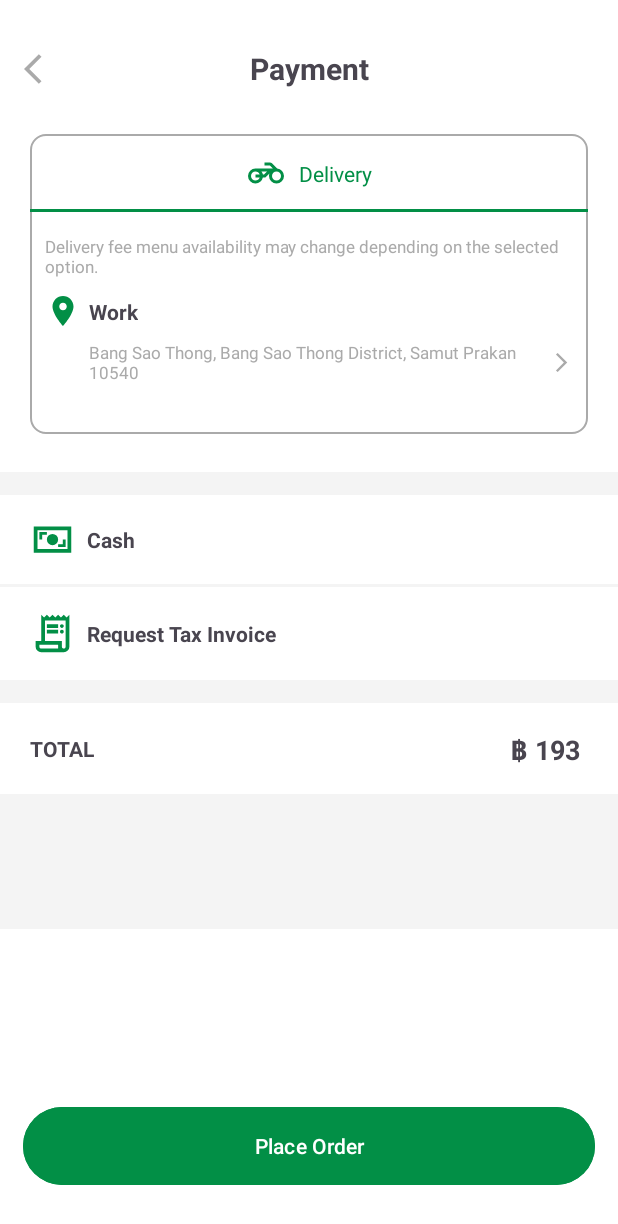
After one commit to tarlrsk/1112-burgerking, an Android app: the PaymentActivity screen opened directly, with no data from a screen before it, on a phone screen of 412 x 824 dp. The commit adds this screen. Shown: the top 1224 px of the screen. Run offline under Robolectric (Android 15) with nearby library versions, the phone set to English and light mode, and no system bars.

Commit message:
add feature/select_address

```diff
--- a/app/src/main/AndroidManifest.xml
+++ b/app/src/main/AndroidManifest.xml
@@ -15,6 +15,12 @@
         android:supportsRtl="true"
         android:theme="@style/Theme.BurgerKing1112App"
         tools:targetApi="31">
+        <activity
+            android:name=".SelectAddressActivity"
+            android:exported="false" />
+        <activity
+            android:name=".PaymentActivity"
+            android:exported="false" />
         <activity
             android:name=".ShoppingCartActivity"
             android:exported="false" />
--- /dev/null
+++ b/app/src/main/java/com/android/burgerking1112app/PaymentActivity.kt
@@ -0,0 +1,19 @@
+package com.android.burgerking1112app
+
+import android.content.Intent
+import androidx.appcompat.app.AppCompatActivity
+import android.os.Bundle
+import com.android.burgerking1112app.databinding.ActivityPaymentBinding
+
+class PaymentActivity : AppCompatActivity() {
+    private val view: ActivityPaymentBinding by lazy { ActivityPaymentBinding.inflate(layoutInflater) }
+    override fun onCreate(savedInstanceState: Bundle?) {
+        super.onCreate(savedInstanceState)
+        setContentView(view.root)
+
+        view.icMoreAboutAdress.setOnClickListener {
+            val intent = Intent(this, SelectAddressActivity::class.java)
+            startActivity(intent)
+        }
+    }
+}
--- a/app/src/main/java/com/android/burgerking1112app/ShoppingCartActivity.kt
+++ b/app/src/main/java/com/android/burgerking1112app/ShoppingCartActivity.kt
@@ -35,5 +35,11 @@ class ShoppingCartActivity : AppCompatActivity() {
         view.rvListSelectedmenu.adapter = ShoppingCartAdapter(this, shoppingCart)
         view.rvListSelectedmenu.layoutManager = LinearLayoutManager(this, LinearLayoutManager.VERTICAL, false)
 
+
+
+        view.btnCheckOut.setOnClickListener {
+            val intent = Intent(this, PaymentActivity::class.java)
+            startActivity(intent)
+        }
     }
 }
--- /dev/null
+++ b/app/src/main/res/drawable/baseline_arrow_back_black_ios_24.xml
@@ -0,0 +1,5 @@
+<vector android:autoMirrored="true" android:height="24dp"
+    android:tint="@color/gray" android:viewportHeight="24"
+    android:viewportWidth="24" android:width="24dp" xmlns:android="http://schemas.android.com/apk/res/android">
+    <path android:fillColor="@android:color/white" android:pathData="M11.67,3.87L9.9,2.1 0,12l9.9,9.9 1.77,-1.77L3.54,12z"/>
+</vector>
--- /dev/null
+++ b/app/src/main/res/drawable/baseline_arrow_forward_ios_24.xml
@@ -0,0 +1,5 @@
+<vector android:autoMirrored="true" android:height="24dp"
+    android:tint="@color/gray" android:viewportHeight="24"
+    android:viewportWidth="24" android:width="24dp" xmlns:android="http://schemas.android.com/apk/res/android">
+    <path android:fillColor="@android:color/white" android:pathData="M6.23,20.23l1.77,1.77l10,-10l-10,-10l-1.77,1.77l8.23,8.23z"/>
+</vector>
--- /dev/null
+++ b/app/src/main/res/drawable/baseline_edit_gray_24.xml
@@ -0,0 +1,5 @@
+<vector android:height="24dp" android:tint="@color/gray"
+    android:viewportHeight="24" android:viewportWidth="24"
+    android:width="24dp" xmlns:android="http://schemas.android.com/apk/res/android">
+    <path android:fillColor="@android:color/white" android:pathData="M3,17.25V21h3.75L17.81,9.94l-3.75,-3.75L3,17.25zM20.71,7.04c0.39,-0.39 0.39,-1.02 0,-1.41l-2.34,-2.34c-0.39,-0.39 -1.02,-0.39 -1.41,0l-1.83,1.83 3.75,3.75 1.83,-1.83z"/>
+</vector>
--- /dev/null
+++ b/app/src/main/res/drawable/baseline_location_green_on_24.xml
@@ -0,0 +1,5 @@
+<vector android:height="24dp" android:tint="#028F46"
+    android:viewportHeight="24" android:viewportWidth="24"
+    android:width="24dp" xmlns:android="http://schemas.android.com/apk/res/android">
+    <path android:fillColor="@android:color/white" android:pathData="M12,2C8.13,2 5,5.13 5,9c0,5.25 7,13 7,13s7,-7.75 7,-13c0,-3.87 -3.13,-7 -7,-7zM12,11.5c-1.38,0 -2.5,-1.12 -2.5,-2.5s1.12,-2.5 2.5,-2.5 2.5,1.12 2.5,2.5 -1.12,2.5 -2.5,2.5z"/>
+</vector>
--- /dev/null
+++ b/app/src/main/res/drawable/baseline_search_gray_24.xml
@@ -0,0 +1,5 @@
+<vector android:height="24dp" android:tint="@color/gray"
+    android:viewportHeight="24" android:viewportWidth="24"
+    android:width="24dp" xmlns:android="http://schemas.android.com/apk/res/android">
+    <path android:fillColor="@android:color/white" android:pathData="M15.5,14h-0.79l-0.28,-0.27C15.41,12.59 16,11.11 16,9.5 16,5.91 13.09,3 9.5,3S3,5.91 3,9.5 5.91,16 9.5,16c1.61,0 3.09,-0.59 4.23,-1.57l0.27,0.28v0.79l5,4.99L20.49,19l-4.99,-5zM9.5,14C7.01,14 5,11.99 5,9.5S7.01,5 9.5,5 14,7.01 14,9.5 11.99,14 9.5,14z"/>
+</vector>
--- /dev/null
+++ b/app/src/main/res/drawable/gray_line_payment.xml
@@ -0,0 +1,6 @@
+<?xml version="1.0" encoding="utf-8"?>
+<shape xmlns:android="http://schemas.android.com/apk/res/android">
+
+    <solid android:color="@color/gray_bg"/>
+
+</shape>
--- /dev/null
+++ b/app/src/main/res/drawable/green_line.xml
@@ -0,0 +1,6 @@
+<?xml version="1.0" encoding="utf-8"?>
+<shape xmlns:android="http://schemas.android.com/apk/res/android">
+
+    <solid android:color="@color/green"/>
+
+</shape>
--- /dev/null
+++ b/app/src/main/res/drawable/ic_cash.xml
@@ -0,0 +1,9 @@
+<vector xmlns:android="http://schemas.android.com/apk/res/android"
+    android:width="24dp"
+    android:height="24dp"
+    android:viewportWidth="960"
+    android:viewportHeight="960">
+  <path
+      android:fillColor="@color/green"
+      android:pathData="M600,640h160v-160h-60v100L600,580v60ZM480,600q50,0 85,-35t35,-85q0,-50 -35,-85t-85,-35q-50,0 -85,35t-35,85q0,50 35,85t85,35ZM200,480h60v-100h100v-60L200,320v160ZM80,760v-560h800v560L80,760ZM160,680h640v-400L160,280v400ZM160,680v-400,400Z"/>
+</vector>
--- /dev/null
+++ b/app/src/main/res/drawable/ic_delivery_car.xml
@@ -0,0 +1,9 @@
+<vector xmlns:android="http://schemas.android.com/apk/res/android"
+    android:width="24dp"
+    android:height="24dp"
+    android:viewportWidth="960"
+    android:viewportHeight="960">
+  <path
+      android:fillColor="@color/green"
+      android:pathData="M428,440h-70,150 -80ZM200,760q-83,0 -141.5,-58.5T0,560q0,-83 58.5,-141.5T200,360h464l-80,-80L440,280v-80h143q16,0 30.5,6t25.5,17l139,139q78,6 130,63t52,135q0,83 -58.5,141.5T760,760q-83,0 -141.5,-58.5T560,560q0,-18 2.5,-35.5T572,490L462,600h-66q-14,70 -69,115t-127,45ZM760,680q50,0 85,-35t35,-85q0,-50 -35,-85t-85,-35q-50,0 -85,35t-35,85q0,50 35,85t85,35ZM200,680q38,0 68.5,-22t43.5,-58L200,600v-80h112q-13,-36 -43.5,-58T200,440q-50,0 -85,35t-35,85q0,50 35,85t85,35ZM398,520h30l80,-80L358,440q15,17 25,37t15,43Z"/>
+</vector>
--- /dev/null
+++ b/app/src/main/res/drawable/ic_tax_invoice.xml
@@ -0,0 +1,9 @@
+<vector xmlns:android="http://schemas.android.com/apk/res/android"
+    android:width="24dp"
+    android:height="24dp"
+    android:viewportWidth="960"
+    android:viewportHeight="960">
+  <path
+      android:fillColor="@color/green"
+      android:pathData="M240,880q-50,0 -85,-35t-35,-85v-120h120v-560l60,60 60,-60 60,60 60,-60 60,60 60,-60 60,60 60,-60 60,60 60,-60v680q0,50 -35,85t-85,35L240,880ZM720,800q17,0 28.5,-11.5T760,760v-560L320,200v440h360v120q0,17 11.5,28.5T720,800ZM360,360v-80h240v80L360,360ZM360,480v-80h240v80L360,480ZM680,360q-17,0 -28.5,-11.5T640,320q0,-17 11.5,-28.5T680,280q17,0 28.5,11.5T720,320q0,17 -11.5,28.5T680,360ZM680,480q-17,0 -28.5,-11.5T640,440q0,-17 11.5,-28.5T680,400q17,0 28.5,11.5T720,440q0,17 -11.5,28.5T680,480ZM240,800h360v-80L200,720v40q0,17 11.5,28.5T240,800ZM200,800v-80,80Z"/>
+</vector>
--- /dev/null
+++ b/app/src/main/res/drawable/white_box_gray_stroke.xml
@@ -0,0 +1,13 @@
+<?xml version="1.0" encoding="utf-8"?>
+<shape xmlns:android="http://schemas.android.com/apk/res/android">
+
+    <solid android:color="@color/white"/>
+
+    <corners android:radius="10dp"/>
+
+    <stroke android:color="@color/gray"
+        android:width="1dp"/>
+
+
+
+</shape>
--- /dev/null
+++ b/app/src/main/res/layout/activity_payment.xml
@@ -0,0 +1,267 @@
+<?xml version="1.0" encoding="utf-8"?>
+<androidx.constraintlayout.widget.ConstraintLayout xmlns:android="http://schemas.android.com/apk/res/android"
+    xmlns:app="http://schemas.android.com/apk/res-auto"
+    xmlns:tools="http://schemas.android.com/tools"
+    android:layout_width="match_parent"
+    android:layout_height="match_parent"
+    android:background="@color/white"
+    tools:context=".PaymentActivity">
+
+    <TextView
+        android:id="@+id/tvPaymentTitle"
+        android:layout_width="wrap_content"
+        android:layout_height="wrap_content"
+        android:layout_marginTop="32dp"
+        android:text="Payment"
+        android:textSize="20sp"
+        android:textStyle="bold"
+        app:layout_constraintEnd_toEndOf="parent"
+        app:layout_constraintStart_toStartOf="parent"
+        app:layout_constraintTop_toTopOf="parent" />
+
+
+    <ImageView
+        android:id="@+id/icBackArrow"
+        android:layout_width="wrap_content"
+        android:layout_height="wrap_content"
+        android:layout_marginStart="16dp"
+        android:src="@drawable/baseline_arrow_back_black_ios_24"
+        app:layout_constraintBottom_toBottomOf="@+id/tvPaymentTitle"
+        app:layout_constraintStart_toStartOf="parent"
+        app:layout_constraintTop_toTopOf="@+id/tvPaymentTitle" />
+
+    <ImageView
+        android:id="@+id/imgDeliveryBox"
+        android:layout_width="match_parent"
+        android:layout_height="200dp"
+        android:layout_marginLeft="20dp"
+        android:layout_marginTop="30dp"
+        android:layout_marginRight="20dp"
+        android:src="@drawable/white_box_gray_stroke"
+        app:layout_constraintEnd_toEndOf="parent"
+        app:layout_constraintStart_toStartOf="parent"
+        app:layout_constraintTop_toBottomOf="@+id/tvPaymentTitle"/>
+
+    <ImageView
+        android:id="@+id/icCar"
+        android:layout_width="wrap_content"
+        android:layout_height="wrap_content"
+        android:src="@drawable/ic_delivery_car"
+        app:layout_constraintBottom_toTopOf="@+id/imgGreenLine"
+        app:layout_constraintEnd_toEndOf="@+id/imgDeliveryBox"
+        app:layout_constraintHorizontal_bias="0.417"
+        app:layout_constraintStart_toStartOf="@+id/imgDeliveryBox"
+        app:layout_constraintTop_toTopOf="@+id/imgDeliveryBox"
+        app:layout_constraintVertical_bias="0.538" />
+
+    <TextView
+        android:id="@+id/tvDeliveryTitle"
+        android:layout_width="wrap_content"
+        android:layout_height="wrap_content"
+        android:text="Delivery"
+        android:textSize="14sp"
+        android:textColor="@color/green"
+        android:layout_marginLeft="10dp"
+        app:layout_constraintBottom_toBottomOf="@+id/icCar"
+        app:layout_constraintStart_toEndOf="@+id/icCar"
+        app:layout_constraintTop_toTopOf="@+id/icCar" />
+
+    <ImageView
+        android:id="@+id/imgGreenLine"
+        android:layout_width="match_parent"
+        android:layout_height="2dp"
+        android:layout_marginLeft="20dp"
+        android:layout_marginRight="20dp"
+        android:layout_marginTop="50dp"
+        android:src="@drawable/green_line"
+        app:layout_constraintEnd_toEndOf="parent"
+        app:layout_constraintStart_toStartOf="parent"
+        app:layout_constraintTop_toTopOf="@+id/imgDeliveryBox" />
+
+    <TextView
+        android:id="@+id/tvDeliveryFeeNotice"
+        android:layout_width="match_parent"
+        android:layout_height="wrap_content"
+        android:layout_marginLeft="30dp"
+        android:layout_marginTop="15dp"
+        android:layout_marginRight="30dp"
+        android:text="Delivery fee menu availability may change depending on the selected option."
+        android:textColor="@color/gray"
+        android:textSize="11sp"
+        app:layout_constraintEnd_toEndOf="@+id/imgDeliveryBox"
+        app:layout_constraintStart_toStartOf="@+id/imgDeliveryBox"
+        app:layout_constraintTop_toBottomOf="@+id/imgGreenLine" />
+
+    <ImageView
+        android:id="@+id/icLocation"
+        android:layout_width="wrap_content"
+        android:layout_height="wrap_content"
+        android:layout_marginTop="10dp"
+        android:src="@drawable/baseline_location_green_on_24"
+        app:layout_constraintStart_toStartOf="@+id/tvDeliveryFeeNotice"
+        app:layout_constraintTop_toBottomOf="@+id/tvDeliveryFeeNotice" />
+
+    <TextView
+        android:id="@+id/tvWorkTitle"
+        android:layout_width="wrap_content"
+        android:layout_height="wrap_content"
+        android:layout_marginLeft="5dp"
+        android:text="Work"
+        android:textSize="14sp"
+        android:textStyle="bold"
+        app:layout_constraintBottom_toBottomOf="@+id/icLocation"
+        app:layout_constraintStart_toEndOf="@+id/icLocation"
+        app:layout_constraintTop_toTopOf="@+id/icLocation" />
+
+    <TextView
+        android:id="@+id/tvAddress"
+        android:layout_width="match_parent"
+        android:layout_height="wrap_content"
+        android:layout_marginRight="50dp"
+        android:layout_marginLeft="59dp"
+        android:layout_marginTop="10dp"
+        android:text="Bang Sao Thong, Bang Sao Thong District, Samut Prakan 10540"
+        android:textColor="@color/gray"
+        android:textSize="11sp"
+        app:layout_constraintEnd_toEndOf="parent"
+        app:layout_constraintStart_toStartOf="@+id/tvWorkTitle"
+        app:layout_constraintTop_toBottomOf="@+id/tvWorkTitle" />
+
+    <ImageView
+        android:id="@+id/icMoreAboutAdress"
+        android:layout_width="15dp"
+        android:layout_height="15dp"
+        android:src="@drawable/baseline_arrow_forward_ios_24"
+        app:layout_constraintBottom_toBottomOf="@+id/tvAddress"
+        app:layout_constraintEnd_toEndOf="@+id/imgDeliveryBox"
+        app:layout_constraintTop_toTopOf="@+id/tvAddress"
+        android:layout_marginRight="10dp"/>
+
+    <ImageView
+        android:id="@+id/imageView5"
+        android:layout_width="match_parent"
+        android:layout_height="15dp"
+        android:layout_marginTop="25dp"
+        android:src="@drawable/gray_line_payment"
+        app:layout_constraintEnd_toEndOf="parent"
+        app:layout_constraintTop_toBottomOf="@+id/imgDeliveryBox" />
+
+
+    <ImageView
+        android:id="@+id/icCash"
+        android:layout_width="30dp"
+        android:layout_height="30dp"
+        android:layout_marginLeft="20dp"
+        android:src="@drawable/ic_cash"
+        app:layout_constraintBottom_toTopOf="@+id/imageView6"
+        app:layout_constraintStart_toStartOf="parent"
+        app:layout_constraintTop_toBottomOf="@+id/imageView5" />
+
+
+    <TextView
+        android:id="@+id/textView11"
+        android:layout_width="wrap_content"
+        android:layout_height="wrap_content"
+        android:layout_marginLeft="8dp"
+        android:text="Cash"
+        android:textSize="14dp"
+        android:textStyle="bold"
+        app:layout_constraintBottom_toBottomOf="@+id/icCash"
+        app:layout_constraintStart_toEndOf="@+id/icCash"
+        app:layout_constraintTop_toTopOf="@+id/icCash" />
+
+    <ImageView
+        android:id="@+id/imageView6"
+        android:layout_width="match_parent"
+        android:layout_height="2dp"
+        android:layout_marginTop="100dp"
+        android:src="@drawable/gray_line_payment"
+        app:layout_constraintEnd_toEndOf="parent"
+        app:layout_constraintTop_toBottomOf="@+id/imgDeliveryBox" />
+
+    <ImageView
+        android:id="@+id/icTaxInvoice"
+        android:layout_width="30dp"
+        android:layout_height="30dp"
+        android:layout_marginLeft="20dp"
+        android:src="@drawable/ic_tax_invoice"
+        app:layout_constraintBottom_toTopOf="@+id/grayBox"
+        app:layout_constraintStart_toStartOf="parent"
+        app:layout_constraintTop_toBottomOf="@+id/imageView6" />
+
+    <TextView
+        android:id="@+id/tvTaxInvoice"
+        android:layout_width="wrap_content"
+        android:layout_height="wrap_content"
+        android:text="Request Tax Invoice"
+        android:textSize="14dp"
+        android:textStyle="bold"
+        app:layout_constraintBottom_toBottomOf="@+id/icTaxInvoice"
+        app:layout_constraintStart_toEndOf="@+id/icTaxInvoice"
+        app:layout_constraintTop_toTopOf="@+id/icTaxInvoice"
+        android:layout_marginLeft="8dp"/>
+
+    <ImageView
+        android:id="@+id/grayBox"
+        android:layout_width="match_parent"
+        android:layout_height="15dp"
+        android:layout_marginTop="164dp"
+        android:src="@drawable/gray_line_payment"
+        app:layout_constraintEnd_toEndOf="parent"
+        app:layout_constraintHorizontal_bias="0.0"
+        app:layout_constraintStart_toStartOf="parent"
+        app:layout_constraintTop_toBottomOf="@+id/imgDeliveryBox" />
+
+
+    <TextView
+        android:layout_width="wrap_content"
+        android:layout_height="wrap_content"
+        android:text="TOTAL"
+        android:textSize="14sp"
+        android:textStyle="bold"
+        android:layout_marginLeft="20dp"
+        app:layout_constraintBottom_toTopOf="@+id/grayBottom"
+        app:layout_constraintStart_toStartOf="parent"
+        app:layout_constraintTop_toBottomOf="@+id/grayBox" />
+
+    <TextView
+        android:id="@+id/tvTotalPrice"
+        android:layout_width="wrap_content"
+        android:layout_height="wrap_content"
+        android:text="฿ 193"
+        android:textSize="18sp"
+        android:textStyle="bold"
+        app:layout_constraintBottom_toTopOf="@+id/grayBottom"
+        app:layout_constraintEnd_toEndOf="parent"
+        app:layout_constraintTop_toBottomOf="@+id/grayBox"
+        android:layout_marginRight="25dp"/>
+
+    <ImageView
+        android:id="@+id/grayBottom"
+        android:layout_width="match_parent"
+        android:layout_height="90dp"
+        android:layout_marginTop="240dp"
+        android:src="@drawable/gray_line_payment"
+        app:layout_constraintBottom_toBottomOf="parent"
+        app:layout_constraintEnd_toEndOf="parent"
+        app:layout_constraintHorizontal_bias="0.0"
+        app:layout_constraintStart_toStartOf="parent"
+        app:layout_constraintTop_toBottomOf="@+id/imgDeliveryBox"
+        app:layout_constraintVertical_bias="0.0" />
+
+    <Button
+        android:id="@+id/btnPlaceOrder"
+        android:layout_width="match_parent"
+        android:layout_height="60dp"
+        android:layout_marginBottom="30dp"
+        android:layout_marginLeft="15dp"
+        android:layout_marginRight="15dp"
+        android:text="Place Order"
+        android:backgroundTint="@color/green"
+        app:layout_constraintBottom_toBottomOf="parent"
+        app:layout_constraintEnd_toEndOf="parent"
+        app:layout_constraintStart_toStartOf="parent"
+        app:layout_constraintTop_toBottomOf="@+id/grayBottom"
+        app:layout_constraintVertical_bias="1.0" />
+
+</androidx.constraintlayout.widget.ConstraintLayout>
--- a/app/src/main/res/layout/activity_shopping_cart.xml
+++ b/app/src/main/res/layout/activity_shopping_cart.xml
@@ -18,9 +18,9 @@
         android:layout_marginLeft="10dp"
         android:layout_marginTop="20dp"
         android:layout_marginRight="10dp"
-        android:paddingBottom="15dp"
         android:background="@drawable/top_image_menu_bg"
         android:orientation="vertical"
+        android:paddingBottom="15dp"
         app:layout_constraintEnd_toEndOf="parent"
         app:layout_constraintHorizontal_bias="0.516"
         app:layout_constraintStart_toStartOf="parent"
@@ -84,6 +84,7 @@
             app:layout_constraintTop_toTopOf="@+id/icBurgerKing" />
 
         <TextView
+            android:id="@+id/textView7"
             android:layout_width="wrap_content"
             android:layout_height="wrap_content"
             android:text="Remove All"
```
Also changed, not shown: app/src/main/java/com/android/burgerking1112app/SelectAddressActivity.kt (added, +11 -0 lines), app/src/main/res/drawable/ic_work_bag_green.xml (added, +9 -0 lines), app/src/main/res/layout/activity_select_address.xml (added, +150 -0 lines).
